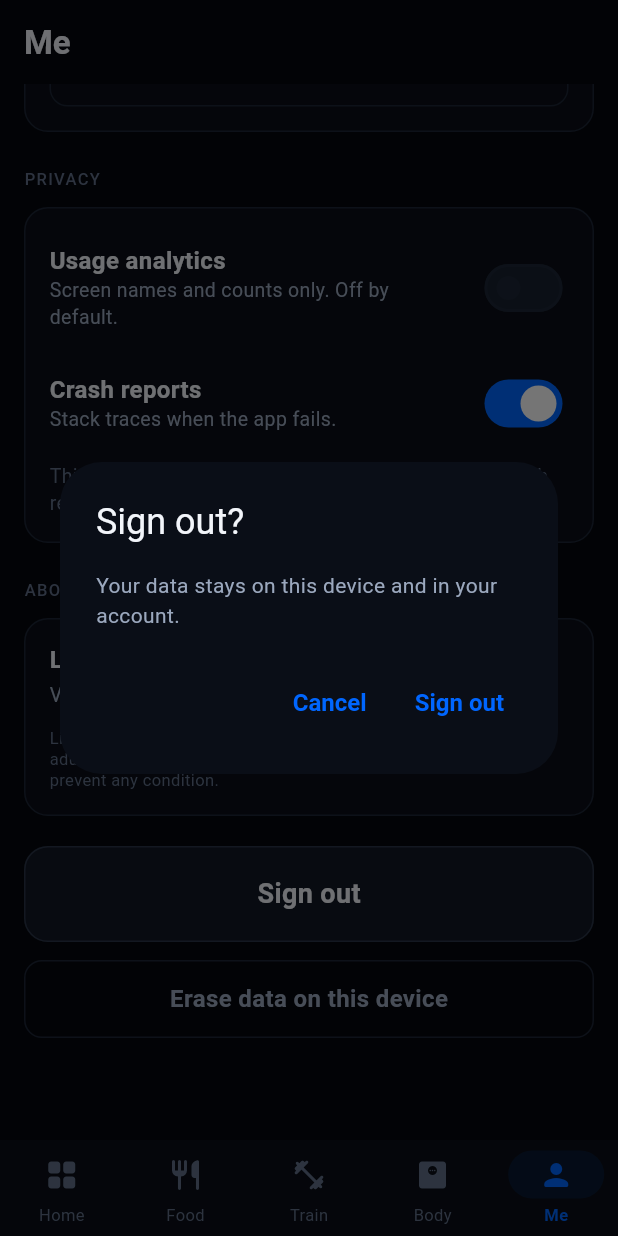
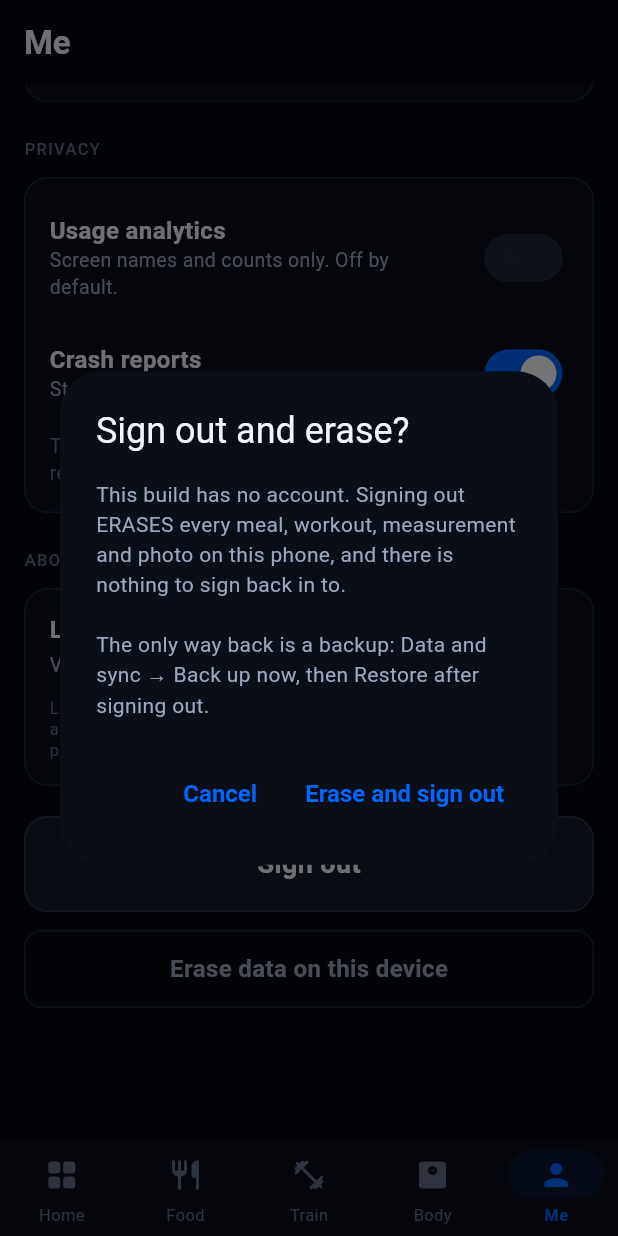
Before and after one commit to fabtopia1/Fitness, a Flutter app: the SettingsScreen screen opened by its route, scrolled down 1152 dp, after a tap on "Sign out", on a phone screen of 412 x 824 dp. Run offline on Flutter 3.47's test engine with Material 3 defaults, Android fonts, the phone set to English and light mode, and no system bars; our stand-ins replace cloud_firestore, connectivity_plus, firebase_analytics, firebase_auth, firebase_core, firebase_crashlytics and 12 more; missing offline and left inert: extension_google_sign_in_as_googleapis_auth, googleapis; accounts and stored records are empty.

Commit message:
fix(settings): sign-out told a local-only user the opposite of the truth
Found auditing the personal-mode paths. signOut() clears every local box
by design, so a shared device does not leave one account's training log
for the next person. With an account behind it that is a resync. Without
one — the supported setup for personal use — it is permanent deletion
with nothing to sign back in to.

The dialog said: "Your data stays on this device and in your account."

That is a one-tap path to total loss with actively reassuring copy. In
local mode it now titles "Sign out and erase?", says plainly that every
meal, workout, measurement and photo on the phone is erased, and names
the only way back — back up first, restore after. The cloud copy is
unchanged, because there it was accurate.

The existing test asserted the old wording, so it was pinning the wrong
behaviour; it now asserts the warning is present and that the reassuring
sentence is absent.

Also: an empty database is no longer auto-snapshotted. The very first
launch would otherwise park a zero-record file at the top of the backup
list saying "last backup just now" and suppress the real one for twenty
hours.

Adds docs 29 (personal APK guide: Flutter, JDK, Android SDK, optional
signing, build, install, and how to get backups off the phone) and 30
(personal device checklist: one afternoon, one phone, local mode only).

624 tests, 81.3% coverage.

```diff
--- a/app/lib/features/settings/presentation/settings_screen.dart
+++ b/app/lib/features/settings/presentation/settings_screen.dart
@@ -108,7 +108,7 @@ class SettingsScreen extends ConsumerWidget {
             label: 'Sign out',
             variant: LdButtonVariant.secondary,
             size: LdButtonSize.l,
-            onPressed: () => _confirmSignOut(context, ref, sync),
+            onPressed: () => _confirmSignOut(context, ref, sync, cloud),
           ),
           const SizedBox(height: LdSpacing.s3),
           LdPrimaryButton(
@@ -125,20 +125,34 @@ class SettingsScreen extends ConsumerWidget {
     BuildContext context,
     WidgetRef ref,
     SyncState sync,
+    bool cloud,
   ) async {
     final unsynced = sync.pending;
+
+    // Signing out wipes every local box — deliberately, so a shared device
+    // does not leave one account's training log for the next person. With an
+    // account behind it that is a resync. WITHOUT one, it is permanent
+    // deletion with nothing to sign back in to, and the copy has to say so:
+    // this dialog used to promise "your data stays on this device and in your
+    // account", which in a local-only build was the opposite of what happens.
+    final body = !cloud
+        ? 'This build has no account. Signing out ERASES every meal, workout, '
+              'measurement and photo on this phone, and there is nothing to '
+              'sign back in to.\n\n'
+              'The only way back is a backup: Data and sync → Back up now, '
+              'then Restore after signing out.'
+        : unsynced > 0
+        ? '$unsynced change${unsynced == 1 ? '' : 's'} has not reached '
+              'the cloud yet. Signing out now keeps it on this device but '
+              'it will not appear on your other devices until you sign '
+              'back in here.'
+        : 'Your data stays on this device and in your account.';
+
     final confirmed = await showDialog<bool>(
       context: context,
       builder: (dialogContext) => AlertDialog(
-        title: const Text('Sign out?'),
-        content: Text(
-          unsynced > 0
-              ? '$unsynced change${unsynced == 1 ? '' : 's'} has not reached '
-                    'the cloud yet. Signing out now keeps it on this device but '
-                    'it will not appear on your other devices until you sign '
-                    'back in here.'
-              : 'Your data stays on this device and in your account.',
-        ),
+        title: Text(cloud ? 'Sign out?' : 'Sign out and erase?'),
+        content: Text(body),
         actions: [
           TextButton(
             onPressed: () => Navigator.of(dialogContext).pop(false),
@@ -146,7 +160,7 @@ class SettingsScreen extends ConsumerWidget {
           ),
           TextButton(
             onPressed: () => Navigator.of(dialogContext).pop(true),
-            child: const Text('Sign out'),
+            child: Text(cloud ? 'Sign out' : 'Erase and sign out'),
           ),
         ],
       ),
```
Also changed, not shown: app/lib/core/backup/backup_service.dart (+16 -0 lines), 5 other files.
